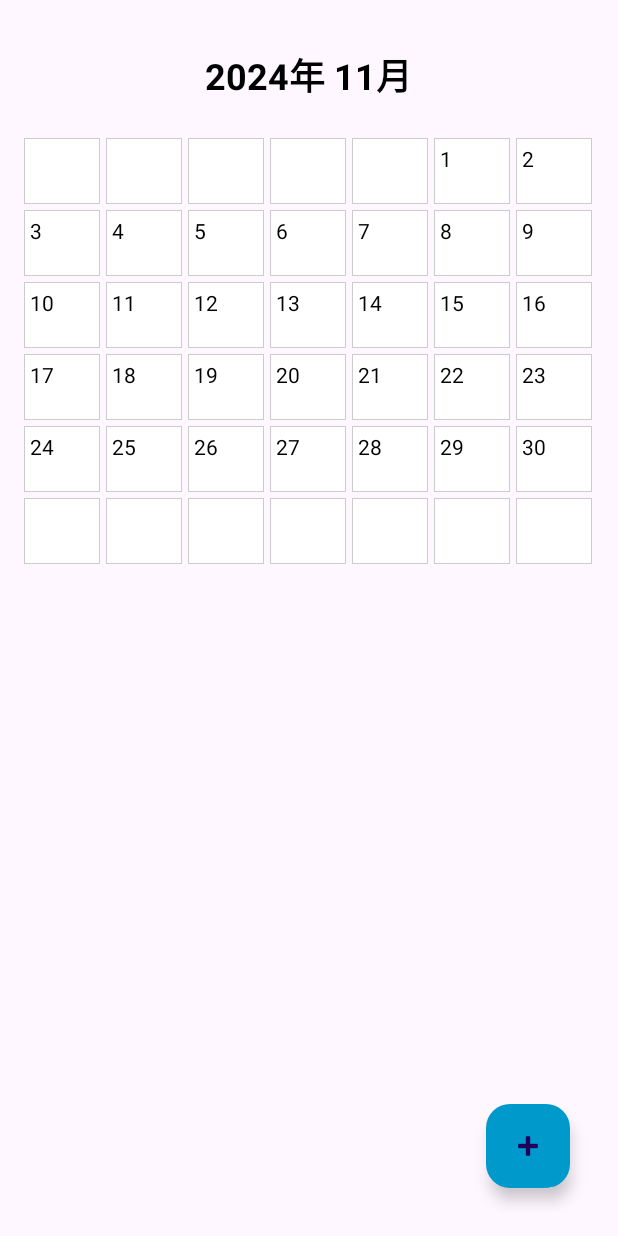
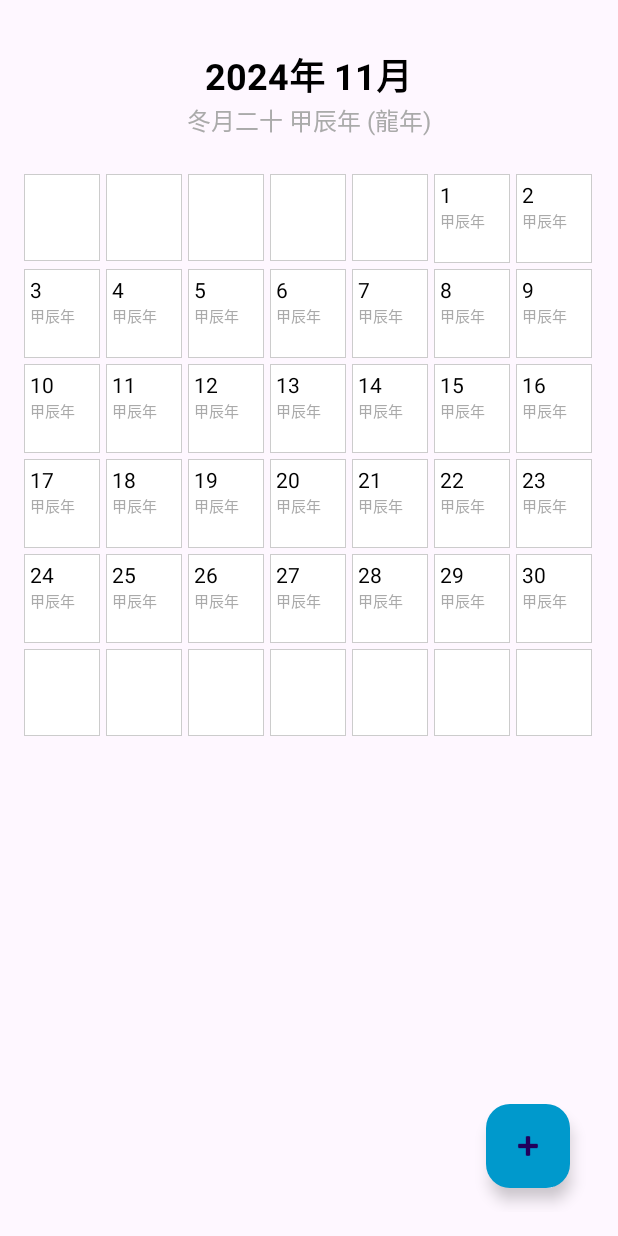
Before and after one commit to bhrtgbrt/Finalproject, an Android app: the screen it shows after launch (MainActivity), on a phone screen of 412 x 824 dp. Run offline under Robolectric (Android 15) with nearby library versions, the phone set to English and light mode, and no system bars.

Commit message:
添加農曆

```diff
--- a/calendarapp/app/src/main/java/com/example/calendarapp/CalendarAdapter.java
+++ b/calendarapp/app/src/main/java/com/example/calendarapp/CalendarAdapter.java
@@ -56,6 +56,7 @@ public class CalendarAdapter extends BaseAdapter {
             convertView = inflater.inflate(R.layout.calendar_cell, parent, false);
             holder = new ViewHolder();
             holder.tvDate = convertView.findViewById(R.id.tvDate);
+            holder.tvLunarDate = convertView.findViewById(R.id.tvLunarDate);
             holder.tvTask = convertView.findViewById(R.id.tvTask);
             convertView.setTag(holder);
         } else {
@@ -73,6 +74,11 @@ public class CalendarAdapter extends BaseAdapter {
             // 設置日期
             holder.tvDate.setText(String.valueOf(dayOfMonth));
             holder.tvDate.setTextColor(context.getResources().getColor(android.R.color.black));
+
+            // 設置農曆日期
+            String lunarDate = getLunarDayString(currentDate);
+            holder.tvLunarDate.setText(lunarDate);
+            holder.tvLunarDate.setVisibility(View.VISIBLE);
 
             // 顯示待辦事項
             String key = getTaskKey(
@@ -95,10 +101,22 @@ public class CalendarAdapter extends BaseAdapter {
         } else {
             // 非當前月份的日期顯示為空
             holder.tvDate.setText("");
+            holder.tvLunarDate.setText("");
             holder.tvTask.setText("");
         }
 
         return convertView;
+    }
+
+    private String getLunarDayString(Calendar date) {
+        return LunarCalendarUtils.getLunarDate(date).split(" ")[1];
+    }
+
+    // 更新 ViewHolder
+    private static class ViewHolder {
+        TextView tvDate;
+        TextView tvLunarDate;
+        TextView tvTask;
     }
 
     private Calendar calculateDate(int position) {
@@ -131,8 +149,5 @@ public class CalendarAdapter extends BaseAdapter {
         return year + "-" + month + "-" + day;
     }
 
-    private static class ViewHolder {
-        TextView tvDate;
-        TextView tvTask;
-    }
+
 }
--- /dev/null
+++ b/calendarapp/app/src/main/java/com/example/calendarapp/LunarCalendarUtils.java
@@ -0,0 +1,89 @@
+package com.example.calendarapp;
+
+import java.util.Calendar;
+import java.util.HashMap;
+import java.util.Map;
+
+public class LunarCalendarUtils {
+    // 農曆月份名稱
+    private static final String[] LUNAR_MONTH_NAMES = {
+            "正月", "二月", "三月", "四月", "五月", "六月",
+            "七月", "八月", "九月", "十月", "冬月", "臘月"
+    };
+
+    // 農曆日期名稱
+    private static final String[] LUNAR_DAY_NAMES = {
+            "初一", "初二", "初三", "初四", "初五", "初六", "初七", "初八", "初九", "初十",
+            "十一", "十二", "十三", "十四", "十五", "十六", "十七", "十八", "十九", "二十",
+            "廿一", "廿二", "廿三", "廿四", "廿五", "廿六", "廿七", "廿八", "廿九", "三十"
+    };
+
+    // 天干
+    private static final String[] HEAVENLY_STEMS = {
+            "甲", "乙", "丙", "丁", "戊", "己", "庚", "辛", "壬", "癸"
+    };
+
+    // 地支
+    private static final String[] EARTHLY_BRANCHES = {
+            "子", "丑", "寅", "卯", "辰", "巳", "午", "未", "申", "酉", "戌", "亥"
+    };
+
+    // 生肖
+    private static final String[] ZODIAC = {
+            "鼠", "牛", "虎", "兔", "龍", "蛇", "馬", "羊", "猴", "雞", "狗", "豬"
+    };
+
+    // 農曆資料（農曆月份的二進制編碼）
+    private static final Map<Integer, int[]> LUNAR_INFO = new HashMap<>();
+
+    static {
+        // 這裡需要填入農曆資料，這是一個簡化版本
+        // 實際上需要更詳細和準確的農曆資料
+        LUNAR_INFO.put(2024, new int[]{0x04bd8, 0x04ae0, 0x0a570, 0x054d5, 0x0d260, 0x0d950});
+    }
+
+    /**
+     * 將公曆日期轉換為農曆日期
+     * @param calendar 公曆日期
+     * @return 農曆日期字串
+     */
+    public static String getLunarDate(Calendar calendar) {
+        int year = calendar.get(Calendar.YEAR);
+        int month = calendar.get(Calendar.MONTH) + 1;
+        int day = calendar.get(Calendar.DAY_OF_MONTH);
+
+        // 這裡是一個簡化的轉換，實際需要更複雜的算法
+        return getLunarMonthName(month) + getLunarDayName(day) +
+                " " + getYearGanZhi(year) + "年";
+    }
+
+    /**
+     * 獲取農曆月份名稱
+     */
+    private static String getLunarMonthName(int month) {
+        return month >= 1 && month <= 12 ? LUNAR_MONTH_NAMES[month - 1] : "";
+    }
+
+    /**
+     * 獲取農曆日期名稱
+     */
+    private static String getLunarDayName(int day) {
+        return day >= 1 && day <= 30 ? LUNAR_DAY_NAMES[day - 1] : "";
+    }
+
+    /**
+     * 獲取年份的干支
+     */
+    private static String getYearGanZhi(int year) {
+        int ganIndex = (year - 4) % 10;
+        int zhiIndex = (year - 4) % 12;
+        return HEAVENLY_STEMS[ganIndex] + EARTHLY_BRANCHES[zhiIndex];
+    }
+
+    /**
+     * 獲取生肖
+     */
+    public static String getZodiac(int year) {
+        return ZODIAC[(year - 4) % 12];
+    }
+}
--- a/calendarapp/app/src/main/java/com/example/calendarapp/MainActivity.java
+++ b/calendarapp/app/src/main/java/com/example/calendarapp/MainActivity.java
@@ -15,6 +15,7 @@ import java.util.Calendar;
 
 public class MainActivity extends AppCompatActivity {
     private TextView tvYearMonth;
+    private TextView tvLunarDate;
     private GridView gridCalendar;
     private Calendar calendar;
     private CalendarAdapter adapter;
@@ -43,6 +44,7 @@ public class MainActivity extends AppCompatActivity {
 
     private void initializeViews() {
         tvYearMonth = findViewById(R.id.tvYearMonth);
+        tvLunarDate = findViewById(R.id.tvLunarDate);
         gridCalendar = findViewById(R.id.gridCalendar);
     }
 
@@ -91,11 +93,16 @@ public class MainActivity extends AppCompatActivity {
     }
 
     private void updateCalendarView() {
-        // 更新年月顯示
+        // 更新公曆年月顯示
         String yearMonth = String.format("%d年 %d月",
                 calendar.get(Calendar.YEAR),
                 calendar.get(Calendar.MONTH) + 1);
         tvYearMonth.setText(yearMonth);
+
+        // 更新農曆日期顯示
+        String lunarDate = LunarCalendarUtils.getLunarDate(calendar);
+        String zodiac = LunarCalendarUtils.getZodiac(calendar.get(Calendar.YEAR));
+        tvLunarDate.setText(lunarDate + " (" + zodiac + "年)");
 
         // 更新日曆網格
         adapter = new CalendarAdapter(this, calendar);
--- a/calendarapp/app/src/main/res/layout/activity_main.xml
+++ b/calendarapp/app/src/main/res/layout/activity_main.xml
@@ -1,25 +1,41 @@
+<?xml version="1.0" encoding="utf-8"?>
 <RelativeLayout xmlns:android="http://schemas.android.com/apk/res/android"
     xmlns:app="http://schemas.android.com/apk/res-auto"
     android:layout_width="match_parent"
     android:layout_height="match_parent"
     android:padding="16dp">
 
+    <LinearLayout
+        android:id="@+id/headerLayout"
+        android:layout_width="match_parent"
+        android:layout_height="wrap_content"
+        android:orientation="vertical"
+        android:gravity="center">
+
         <TextView
             android:id="@+id/tvYearMonth"
             android:layout_width="wrap_content"
             android:layout_height="wrap_content"
-        android:layout_centerHorizontal="true"
             android:textSize="24sp"
             android:textStyle="bold"
             android:textColor="@android:color/black"
-        android:layout_marginTop="16dp"
+            android:layout_marginTop="16dp"/>
+
+        <TextView
+            android:id="@+id/tvLunarDate"
+            android:layout_width="wrap_content"
+            android:layout_height="wrap_content"
+            android:textSize="16sp"
+            android:textColor="@android:color/darker_gray"
             android:layout_marginBottom="16dp"/>
+
+    </LinearLayout>
 
     <GridView
         android:id="@+id/gridCalendar"
         android:layout_width="match_parent"
         android:layout_height="match_parent"
-        android:layout_below="@id/tvYearMonth"
+        android:layout_below="@id/headerLayout"
         android:numColumns="7"
         android:horizontalSpacing="4dp"
         android:verticalSpacing="4dp"
--- a/calendarapp/app/src/main/res/layout/calendar_cell.xml
+++ b/calendarapp/app/src/main/res/layout/calendar_cell.xml
@@ -14,6 +14,13 @@
         android:textColor="@android:color/black"/>
 
     <TextView
+        android:id="@+id/tvLunarDate"
+        android:layout_width="wrap_content"
+        android:layout_height="wrap_content"
+        android:textSize="10sp"
+        android:textColor="@android:color/darker_gray"/>
+
+    <TextView
         android:id="@+id/tvTask"
         android:layout_width="match_parent"
         android:layout_height="wrap_content"
```
Also changed, not shown: 27 other files. Lines whose indentation alone changed are shown as unchanged.
